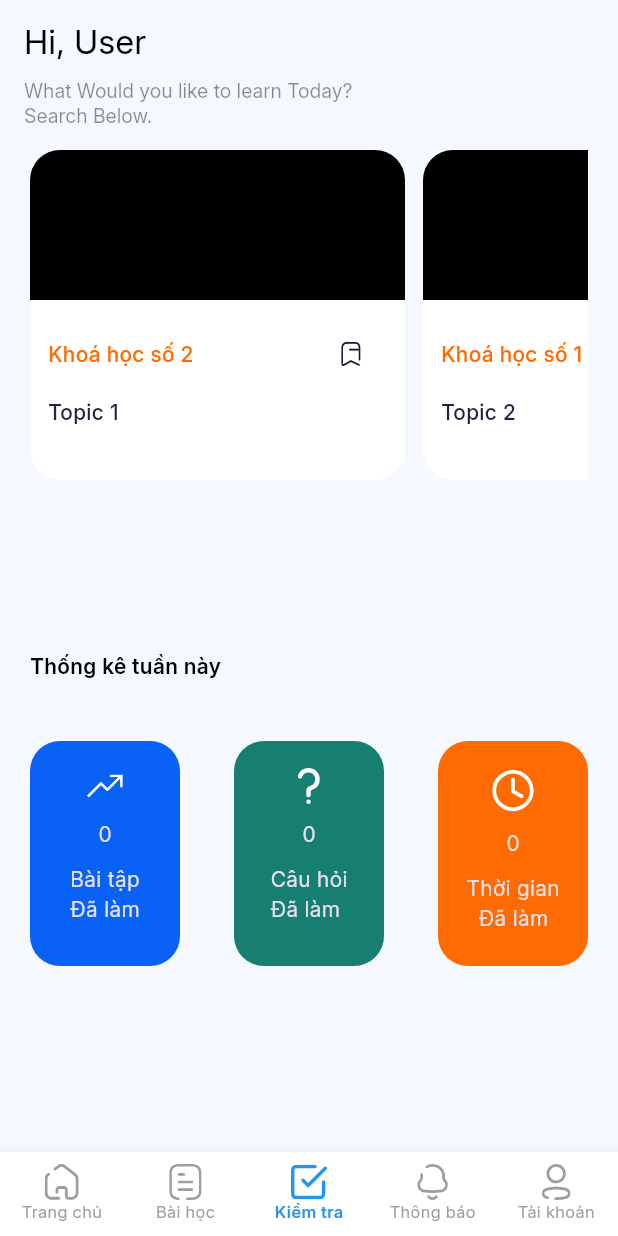
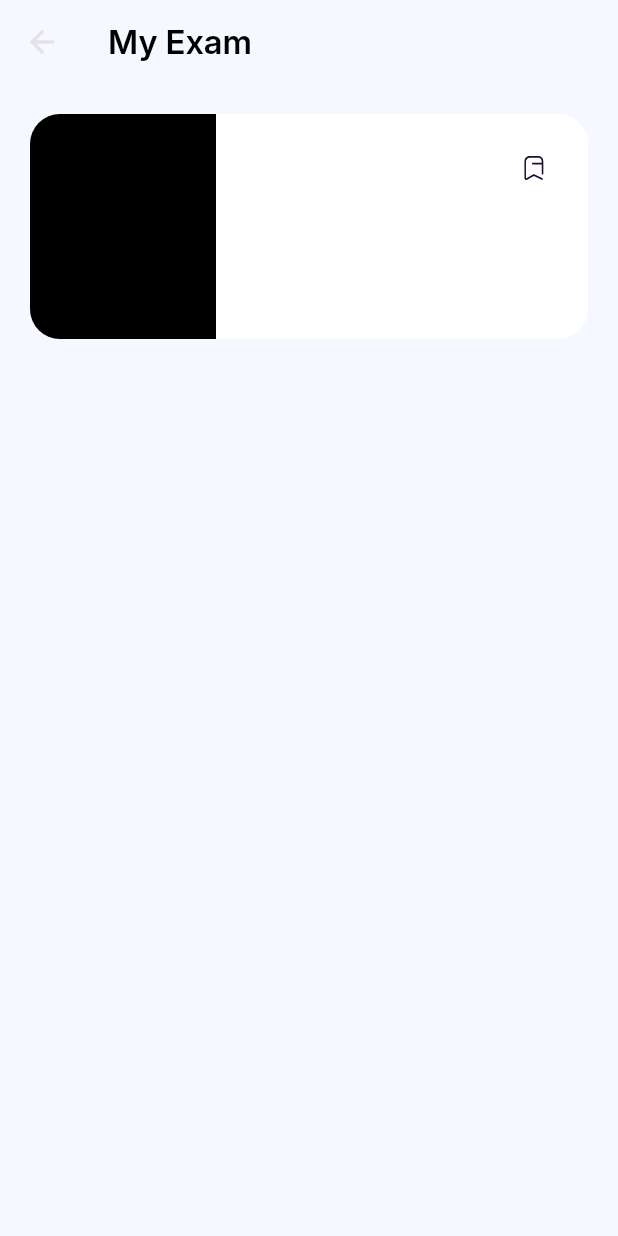
Before and after one commit to nguynbao/PRJ_ONTHI_CCGM_BDS, a Flutter app: the screen it shows after launch, item 3 of the bottom bar chosen, after a tap on "Khoá học số 2", on a phone screen of 412 x 824 dp. Run offline on Flutter 3.47's test engine with Material 3 defaults, Android fonts, the phone set to English and light mode, and no system bars; our stand-ins replace dio, flutter_platform_widgets, flutter_screenutil, flutter_secure_storage, flutter_svg, iconsax and 1 more; missing offline and left inert: apptomate_custom_checkbox; network calls fail.

Commit message:
done 70% exam_page

```diff
--- a/client_app/lib/config/themes/app_color.dart
+++ b/client_app/lib/config/themes/app_color.dart
@@ -5,6 +5,7 @@
   static const buttonprimaryCol = Color(0xff0961F5);
   static const buttomSecondCol = Color(0xff167F71);
   static const buttomThirdCol = Color(0xffFF6B00);
+  static const purple = Color(0xff9900FF);
   static const textpriCol = Color(0xff202344);
   static const primaryBackgroundColor = Color(0xFF141721);
   static const inputBackgroundColor = Colors.white; // Nền TextField là màu trắng;
--- /dev/null
+++ b/client_app/lib/views/main_screen/exam/all_exam_page.dart
@@ -0,0 +1,126 @@
+import 'package:client_app/config/assets/app_vectors.dart';
+import 'package:client_app/config/themes/app_color.dart';
+import 'package:client_app/views/main_screen/exam/detail_exam_page.dart';
+import 'package:client_app/widget/modal/show_modal.dart';
+import 'package:flutter/material.dart';
+import 'package:flutter_svg/svg.dart';
+
+class AllExamPage extends StatefulWidget {
+  const AllExamPage({super.key, required this.courses});
+
+  @override
+  State<AllExamPage> createState() => _AllExamPageState();
+
+  final String? courses;
+}
+
+class _AllExamPageState extends State<AllExamPage> {
+  @override
+  Widget build(BuildContext context) {
+    return Scaffold(
+      appBar: AppBar(
+        backgroundColor: Colors.transparent,
+        title: Align(
+          alignment: Alignment.centerLeft,
+          child: Row(
+            children: [
+              Text(
+                'My Exam',
+                style: TextStyle(
+                  color: Colors.black,
+                  fontWeight: FontWeight.w600,
+                ),
+              ),
+
+            ],
+          ),
+        ),
+      ),
+      body: SafeArea(
+        child: Padding(
+          padding: const EdgeInsets.symmetric(horizontal: 20),
+          child: Column(
+            children: [
+              SizedBox(height: 20),
+              tagLesson(widget.courses ?? 'Khóa học của tôi'),
+
+            ],
+          ),
+        ),
+      ),
+    );
+  }
+
+  Widget tagLesson(String courses) {
+    return Material(
+      color: Colors.transparent,
+      child: InkWell(
+         borderRadius: const BorderRadius.all(Radius.circular(20)),
+        onTap: () => Navigator.push(context, MaterialPageRoute(builder: (_) => DetailExamPage())),
+        child: SizedBox(
+
+          width: double.infinity,
+          child: Row(
+            children: [
+              Flexible(
+                flex: 1,
+                child: Container(
+                  height: 150,
+                  decoration: BoxDecoration(
+                    color: Colors.black,
+                    borderRadius: BorderRadius.horizontal(
+                      left: Radius.circular(20),
+                    ),
+                  ),
+                ),
+              ),
+              Flexible(
+                flex: 2,
+                child: Container(
+                  height: 150,
+                  decoration: BoxDecoration(
+                    color: Colors.white,
+                    borderRadius: BorderRadius.horizontal(
+                      right: Radius.circular(20),
+                    ),
+                  ),
+                  child: Padding(
+                    padding: const EdgeInsets.all(12.0),
+                    child: Column(
+                      crossAxisAlignment: CrossAxisAlignment.start,
+                      children: [
+                        Row(
+                          children: [
+                            Text(
+                              courses,
+                              style: TextStyle(
+                                color: AppColor.buttomThirdCol,
+                                fontWeight: FontWeight.w500,
+                              ),
+                            ),
+                            Spacer(),
+                            IconButton(
+                              onPressed: () {
+                                showRemoveBottomSheet(
+                                  context,
+                                  // title: 'Lưu thành công',
+                                  message: "thành công",
+                                );
+                              },
+                              icon: SvgPicture.asset(AppVector.iconTag),
+                            ),
+                          ],
+                        ),
+                        SizedBox(height: 5),
+                      ],
+                    ),
+                  ),
+                ),
+              ),
+            ],
+          ),
+        ),
+      ),
+    );
+  }
+}
--- a/client_app/lib/views/main_screen/exam/exam_page.dart
+++ b/client_app/lib/views/main_screen/exam/exam_page.dart
@@ -1,6 +1,7 @@
 import 'package:client_app/config/assets/app_vectors.dart';
 import 'package:client_app/config/themes/app_color.dart';
 import 'package:client_app/data/remote/user_service.dart';
+import 'package:client_app/views/main_screen/exam/all_exam_page.dart';
 import 'package:flutter/material.dart';
 import 'package:flutter_svg/svg.dart';
 
@@ -81,6 +82,7 @@
                             'Khoá học số 2',
                             'Topic 1',
                             onTap: () {
+                              Navigator.push(context, MaterialPageRoute(builder: (context) => AllExamPage(courses: '',)));
                               print('1');
                             },
                           ),
```
Also changed, not shown: client_app/lib/config/assets/app_icons.dart (+9 -0 lines), client_app/lib/views/main_screen/exam/detail_exam_page.dart (added, +270 -0 lines), client_app/lib/views/main_screen/exam/inside_exam_page.dart (added, +179 -0 lines), client_app/assets/icons/back.png (added), client_app/assets/icons/book.png (added), client_app/assets/icons/lich.png (added), client_app/assets/icons/review.png (added), client_app/assets/icons/star.png (added), client_app/assets/icons/start.png (added), client_app/assets/icons/time.png (added), 3 other files.
